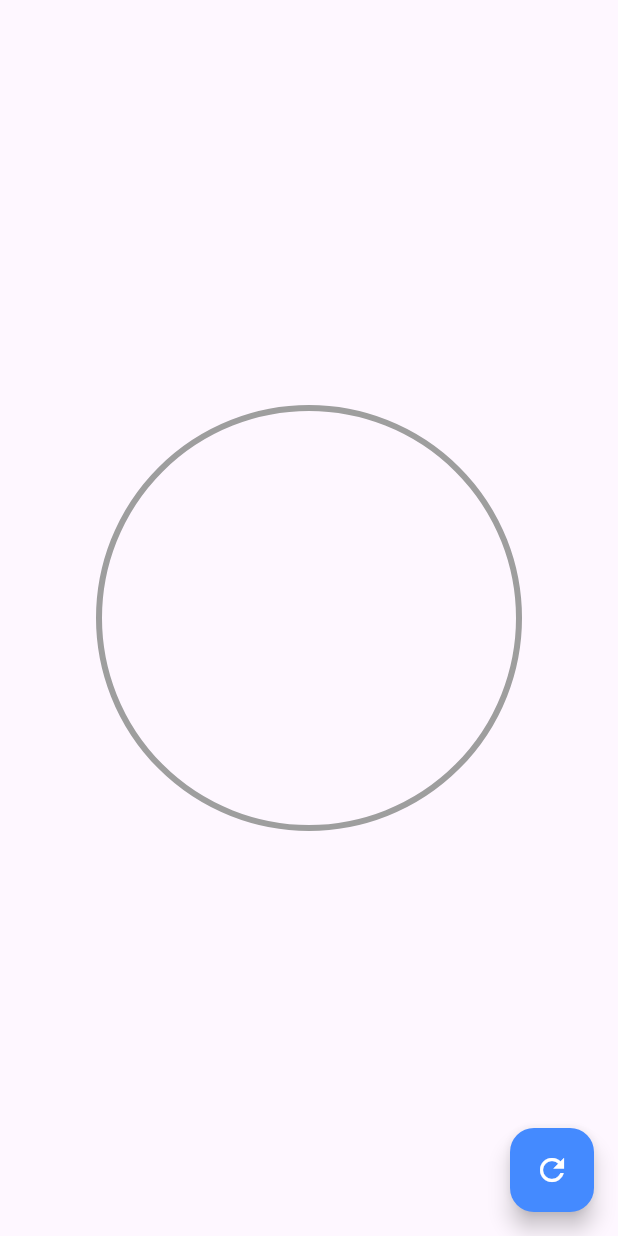
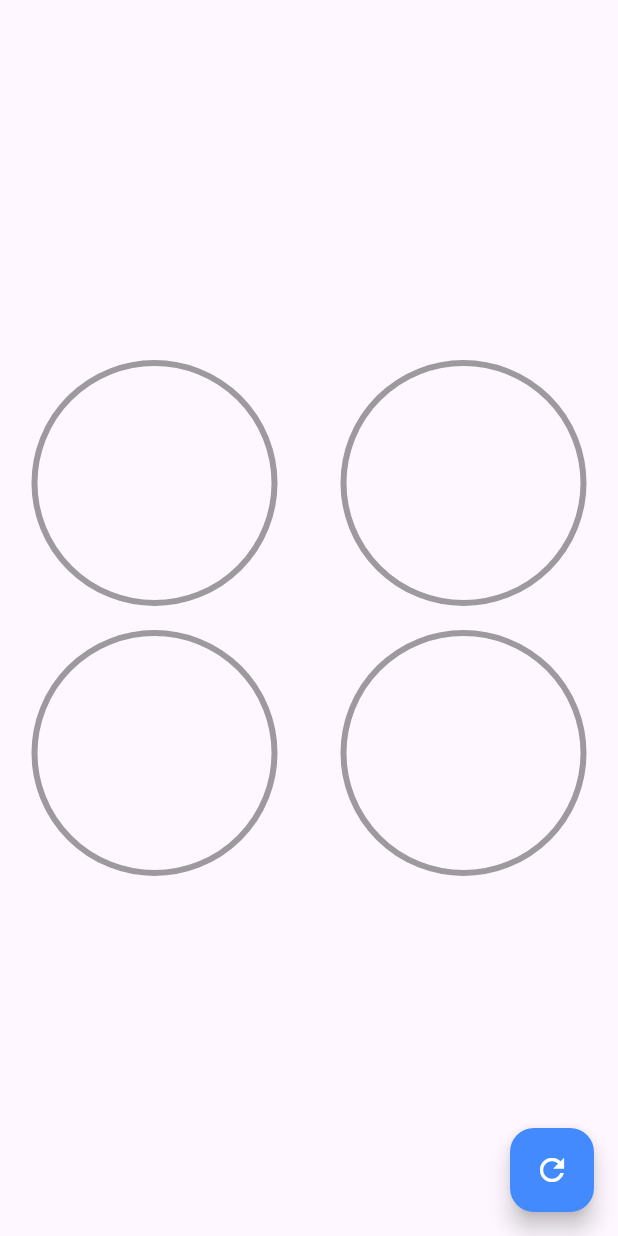
Before and after one commit to Neno2113/custom_painter, a Flutter app: the screen it shows after launch, on a phone screen of 412 x 824 dp. Run offline on Flutter 3.47's test engine with Material 3 defaults, Android fonts, the phone set to English and light mode, and no system bars.

Commit message:
Enhance CircularGraphicsScreen with customizable radial progress widgets and gradient support

```diff
--- a/lib/presentation/screens/circular_graphics_screen.dart
+++ b/lib/presentation/screens/circular_graphics_screen.dart
@@ -29,13 +29,54 @@ class _CircularGraphcsScreenState extends State<CircularGraphcsScreen> {
         backgroundColor: Colors.blueAccent,
         child: const Icon(Icons.refresh, color: Colors.white,),
       ),
-      body: Center(
-        child: Container(
-          width: 300,
-          height: 300,
-          // color: Colors.red,
-          child: RadialProgress( porcentaje: porcentaje ),
-        ),
+      body: Column(
+        mainAxisAlignment: MainAxisAlignment.center,
+        children: [
+
+          Row(
+            mainAxisAlignment: MainAxisAlignment.spaceAround,
+            children: [
+              CustomRadialProgress(porcentaje: porcentaje, primaryColor: Colors.blueAccent),
+              CustomRadialProgress(porcentaje: porcentaje, primaryColor: Colors.redAccent),
+            ],
+          ),
+          Row(
+            mainAxisAlignment: MainAxisAlignment.spaceAround,
+            children: [
+              CustomRadialProgress(porcentaje: porcentaje, primaryColor: Colors.purpleAccent),
+              CustomRadialProgress(porcentaje: porcentaje, primaryColor: Colors.greenAccent),
+            ],
+          )
+        ],
+      ) ,
+    );
+  }
+}
+
+class CustomRadialProgress extends StatelessWidget {
+
+  final Color primaryColor;
+
+  const CustomRadialProgress({
+    super.key,
+    required this.porcentaje,
+    required this.primaryColor
+  });
+
+  final double porcentaje;
+
+  @override
+  Widget build(BuildContext context) {
+    return Container(
+      width: 180,
+      height: 180,
+      // color: Colors.red,
+      child: RadialProgress(
+        porcentaje: porcentaje,
+        primaryColor: primaryColor,
+        secondaryColor: Colors.black38,
+        primaryStrokeWidth: 10,
+        strokeWidth: 4,
       ),
     );
   }
--- a/lib/presentation/widgets/radial_progress.dart
+++ b/lib/presentation/widgets/radial_progress.dart
@@ -4,8 +4,19 @@ import 'package:flutter/material.dart';
 class RadialProgress extends StatefulWidget {
 
   final porcentaje;
+  final Color primaryColor;
+  final Color secondaryColor;
+  final double strokeWidth;
+  final double primaryStrokeWidth;
 
-  const RadialProgress({super.key, this.porcentaje});
+  const RadialProgress({
+    super.key,
+    @required this.porcentaje,
+    this.secondaryColor = Colors.grey,
+    this.primaryColor = Colors.blue,
+    this.strokeWidth = 4,
+    this.primaryStrokeWidth = 4
+  });
 
   @override
   State<RadialProgress> createState() => _RadialProgressState();
@@ -50,7 +61,13 @@ class _RadialProgressState extends State<RadialProgress> with SingleTickerProvid
           width: double.infinity,
           height: double.infinity,
           child: CustomPaint(
-            painter: _MyRadialProgressPainter( ( widget.porcentaje - differenceToAnimate ) + ( differenceToAnimate * controller.value) ),
+            painter: _MyRadialProgressPainter(
+              ( widget.porcentaje - differenceToAnimate ) + ( differenceToAnimate * controller.value),
+              widget.primaryColor,
+              widget.secondaryColor,
+              widget.strokeWidth,
+              widget.primaryStrokeWidth
+            ),
           ),
         );
       },
@@ -64,18 +81,41 @@ class _MyRadialProgressPainter extends CustomPainter {
 
 
   final porcentaje;
+  final Color primaryColor;
+  final Color secondaryColor;
+  final double strokeWidth;
+  final double primaryStrokeWidth;
 
-  _MyRadialProgressPainter( this.porcentaje );
+  _MyRadialProgressPainter(
+    this.porcentaje,
+    this.primaryColor,
+    this.secondaryColor,
+    this.strokeWidth,
+    this.primaryStrokeWidth
+  );
 
   @override
   void paint(Canvas canvas, Size size) {
 
+    final Gradient gradient = const LinearGradient(
+      colors: <Color>[
+        Color(0xffC012FF),
+        Color(0xff6d05e8),
+        Colors.red,
+        // Colors.blue,
+        // Colors.yellow
+      ]
+    );
 
+    final Rect rect = Rect.fromCircle(
+      center: const Offset(0,0) ,
+      radius: 180
+    );
 
     // Circulo completado
     final pencil = Paint()
-      ..strokeWidth = 4
-      ..color = Colors.grey
+      ..strokeWidth = strokeWidth
+      ..color = secondaryColor
       ..style = PaintingStyle.stroke;
 
     final center = Offset(size.width * 0.5, size.height / 2);
@@ -87,8 +127,10 @@ class _MyRadialProgressPainter extends CustomPainter {
 
     // Arco
     final pencilArc = Paint()
-      ..strokeWidth = 10
-      ..color = Colors.pink
+      ..strokeWidth = primaryStrokeWidth
+      // ..color = primaryColor
+      ..shader = gradient.createShader(rect)
+      ..strokeCap = StrokeCap.round
       ..style = PaintingStyle.stroke;
 
     // Parte que se deberá ir llenando
```
